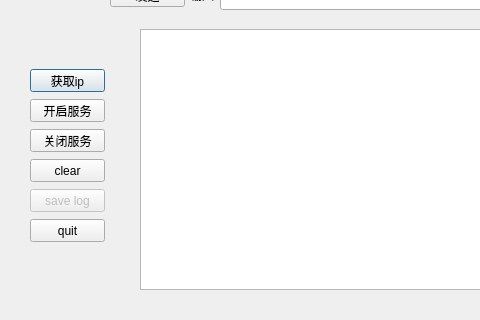
Before: the Qt Designer form ui/socketUI.ui in watermelonharry/socket_func_pyqt, drawn with Qt 5; both pictures show x 0 to 480 and y 111 to 431 of the 807 by 431 pixel window.
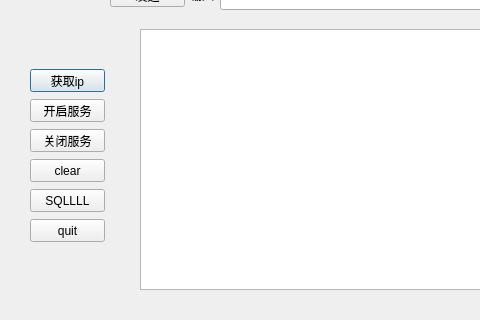
After: the same form once the commit is applied.

```diff
--- a/ui/socketUI.ui
+++ b/ui/socketUI.ui
@@ -138,7 +138,7 @@
   </widget>
   <widget class="QPushButton" name="sock_save_log_btn">
    <property name="enabled">
-    <bool>false</bool>
+    <bool>true</bool>
    </property>
    <property name="geometry">
     <rect>
@@ -149,7 +149,7 @@
     </rect>
    </property>
    <property name="text">
-    <string>save log</string>
+    <string>SQLLLL</string>
    </property>
    <property name="checkable">
     <bool>false</bool>
```
